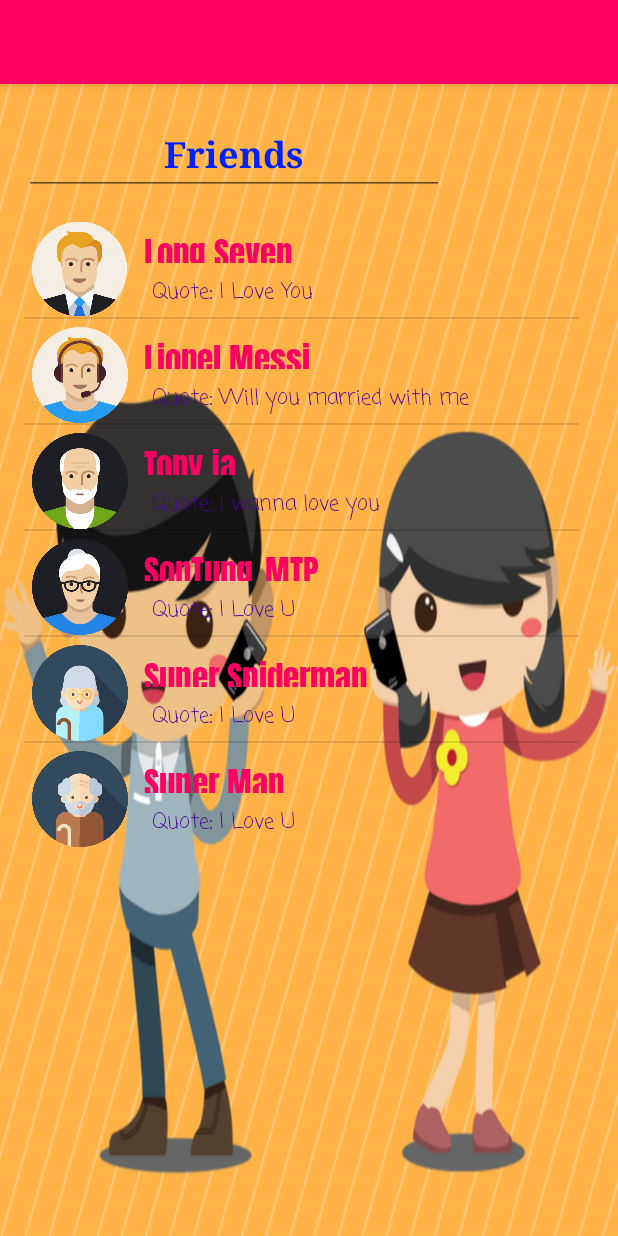
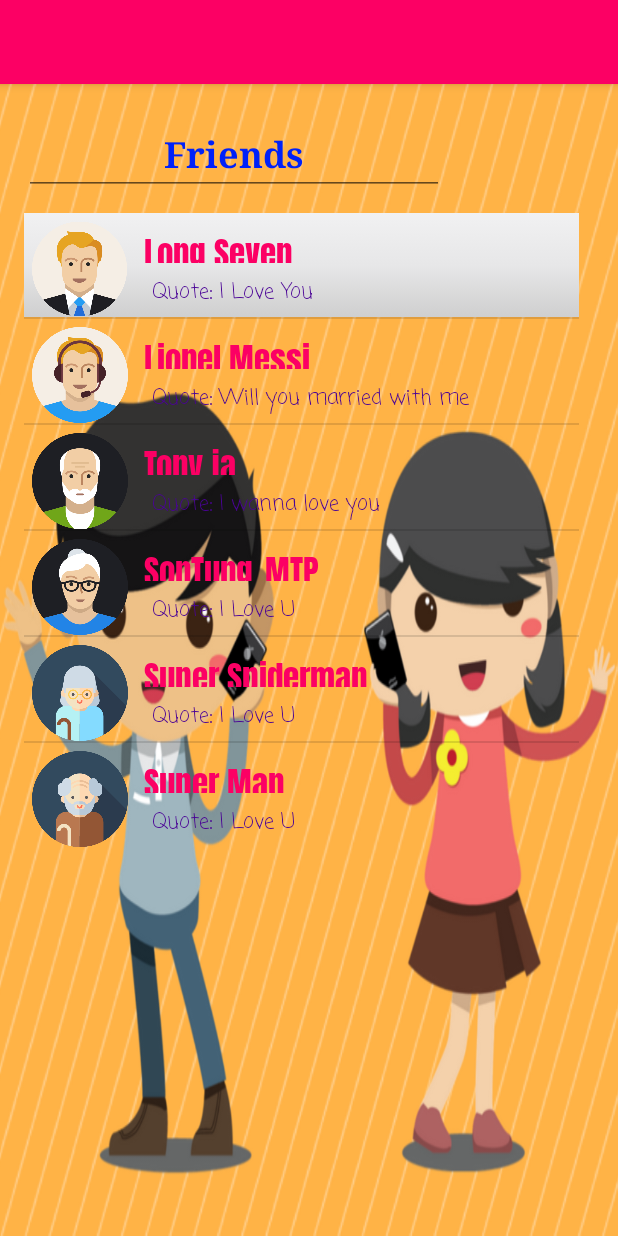
Before and after one commit to hongPhongIT/Love, an Android app: the screen it shows after launch (MainActivity), after a tap on "Long Seven", on a phone screen of 412 x 824 dp. Run offline under Robolectric (Android 15) with nearby library versions, the light colour scheme and no system bars.

Commit message:
List friend v3 -- Chỉnh sửa style khi nhấn vào từng dòng.

```diff
--- /dev/null
+++ b/app/src/main/res/drawable/item_state_pressed.xml
@@ -0,0 +1,9 @@
+<?xml version="1.0" encoding="utf-8"?>
+<shape xmlns:android="http://schemas.android.com/apk/res/android"
+    android:shape="rectangle">
+    <gradient
+        android:startColor="#18d7e5"
+        android:centerColor="#16cedb"
+        android:endColor="#09adb9"
+        android:angle="270"/>
+</shape>
--- /dev/null
+++ b/app/src/main/res/drawable/item_state_selected.xml
@@ -0,0 +1,9 @@
+<?xml version="1.0" encoding="utf-8"?>
+<shape xmlns:android="http://schemas.android.com/apk/res/android"
+    android:shape="rectangle">
+    <gradient
+        android:startColor="#18d7e5"
+        android:centerColor="#16cedb"
+        android:endColor="#09adb9"
+        android:angle="270"/>
+</shape>
--- /dev/null
+++ b/app/src/main/res/drawable/list_item_normal.xml
@@ -0,0 +1,9 @@
+<?xml version="1.0" encoding="utf-8"?>
+<shape xmlns:android="http://schemas.android.com/apk/res/android"
+    android:shape="rectangle">
+    <gradient
+        android:startColor="#f1f1f2"
+        android:centerColor="#e7e7e8"
+        android:endColor="#cfcfcf"
+        android:angle="270"/>
+</shape>
--- /dev/null
+++ b/app/src/main/res/drawable/list_selector.xml
@@ -0,0 +1,16 @@
+<?xml version="1.0" encoding="utf-8"?>
+<selector xmlns:android="http://schemas.android.com/apk/res/android">
+    <item
+        android:state_selected="false"
+        android:state_pressed="false"
+        android:drawable="@drawable/list_item_normal"/>
+
+    <item
+        android:state_pressed="true"
+        android:drawable="@drawable/item_state_pressed"/>
+
+    <item
+        android:state_selected="true"
+        android:state_pressed="false"
+        android:drawable="@drawable/item_state_selected"/>
+</selector>
--- a/app/src/main/res/layout/activity_main.xml
+++ b/app/src/main/res/layout/activity_main.xml
@@ -19,7 +19,8 @@
         android:layout_alignParentRight="true"
         android:layout_marginTop="70dp"
         android:layout_marginEnd="10dp"
-        android:layout_marginRight="10dp" />
+        android:layout_marginRight="10dp"
+        android:listSelector="@drawable/list_selector"/>
 
     <EditText
         android:id="@+id/editText"
```
